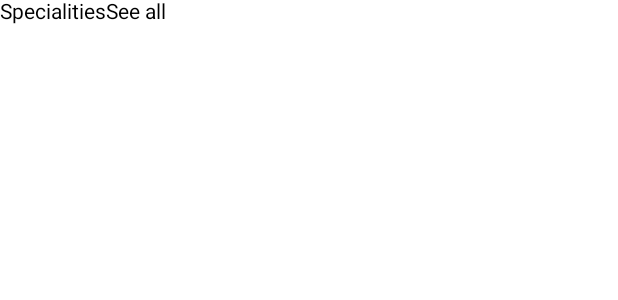
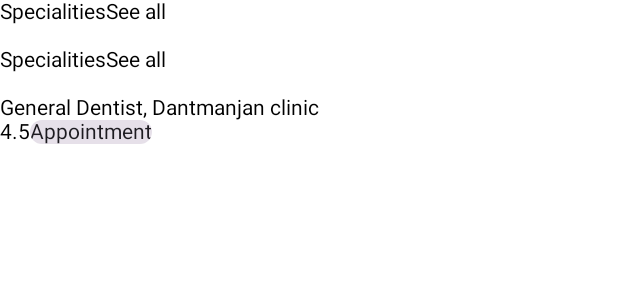
Before and after one commit to SidharthMudgil/swaasth-customers, an Android app built with Jetpack Compose: the @Preview function HomeScreenPreview, on a phone screen of 412 x 824 dp. Shown: the top 300 px of the screen. Run offline under Robolectric (Android 15) with nearby library versions, the phone set to English and light mode, and no system bars; pictures from the network do not load.

Commit message:
implement NearbyDoctorList

```diff
--- a/app/src/main/java/com/sidharth/swaasth/ui/presentation/home/component/NearbyDoctorsList.kt
+++ b/app/src/main/java/com/sidharth/swaasth/ui/presentation/home/component/NearbyDoctorsList.kt
@@ -1,11 +1,58 @@
 package com.sidharth.swaasth.ui.presentation.home.component
 
+import androidx.compose.foundation.layout.Column
+import androidx.compose.foundation.layout.Row
+import androidx.compose.foundation.lazy.LazyColumn
+import androidx.compose.foundation.lazy.items
+import androidx.compose.material3.Card
+import androidx.compose.material3.Text
 import androidx.compose.runtime.Composable
 import androidx.compose.ui.tooling.preview.Preview
+import coil.compose.AsyncImage
+import com.sidharth.swaasth.ui.component.DoctorCard
 
 @Composable
 fun NearbyDoctorsList() {
+    val doctors = listOf("")
 
+    Column {
+        Row {
+            Text(text = "Specialities")
+            Text(text = "See all")
+        }
+
+        LazyColumn {
+            items(doctors) { item ->
+                DoctorCard(item)
+            }
+        }
+    }
+}
+
+@Composable
+fun DoctorCard(
+    doctor: String
+) {
+    Row {
+        AsyncImage(model = "", contentDescription = null)
+        Column {
+            Text(text = doctor)
+            Text(text = "General Dentist, Dantmanjan clinic")
+            Row {
+                AsyncImage(model = "", contentDescription = null)
+                Text(text = "4.5")
+                Card {
+                    Text(text = "Appointment")
+                }
+            }
+        }
+    }
+}
+
+@Preview
+@Composable
+private fun DoctorCardPreview() {
+    DoctorCard("Ramesh Tejupati")
 }
 
 @Preview
```
